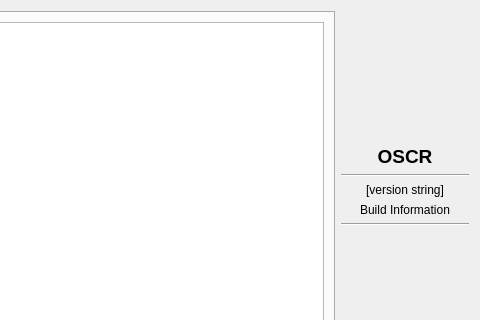
Qt form oscar/aboutdialog.ui (operativeF/oscar) before a commit; both pictures show x 277 to 757 and y 0 to 320 of the 757 by 610 pixel window.
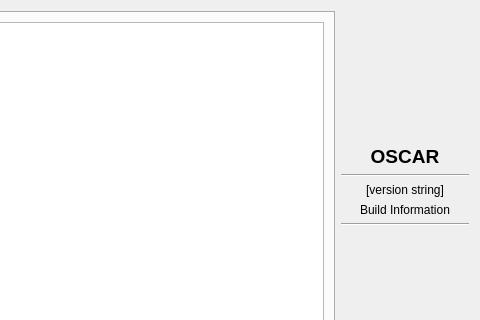
The same form after that commit. Icons and pictures are not drawn.

Commit message: Change OSCR to OSCAR in cpp, h, ui, and html files

```diff
--- a/oscar/aboutdialog.ui
+++ b/oscar/aboutdialog.ui
@@ -134,7 +134,7 @@
         </font>
        </property>
        <property name="text">
-        <string notr="true">OSCR</string>
+        <string notr="true">OSCAR</string>
        </property>
        <property name="alignment">
         <set>Qt::AlignCenter</set>
```
The commit also changes 34 other files.
